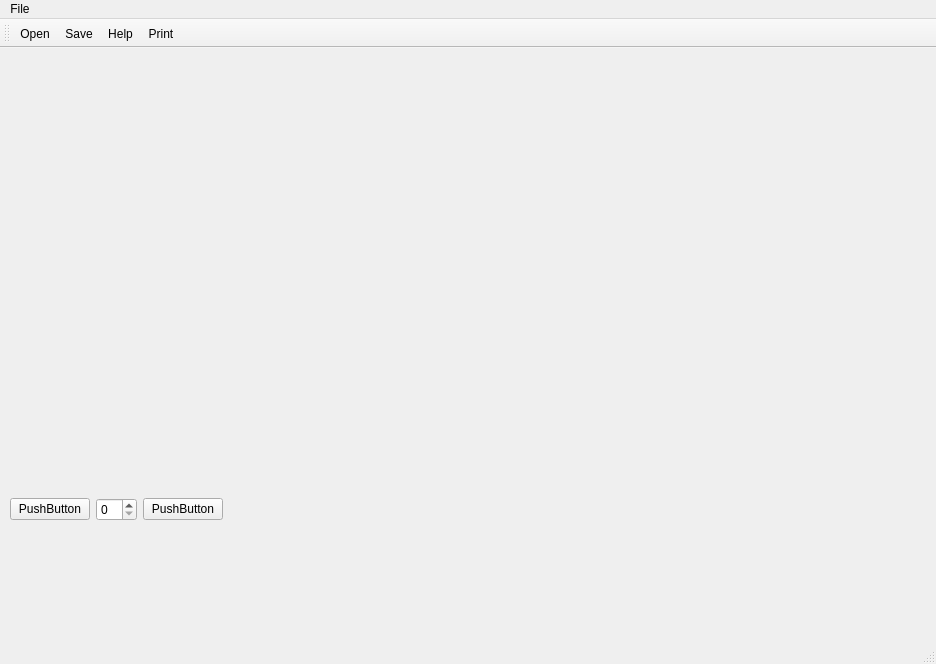
Qt form src/gui/mainwindow.ui (rdimaio/13CAD) before a commit.
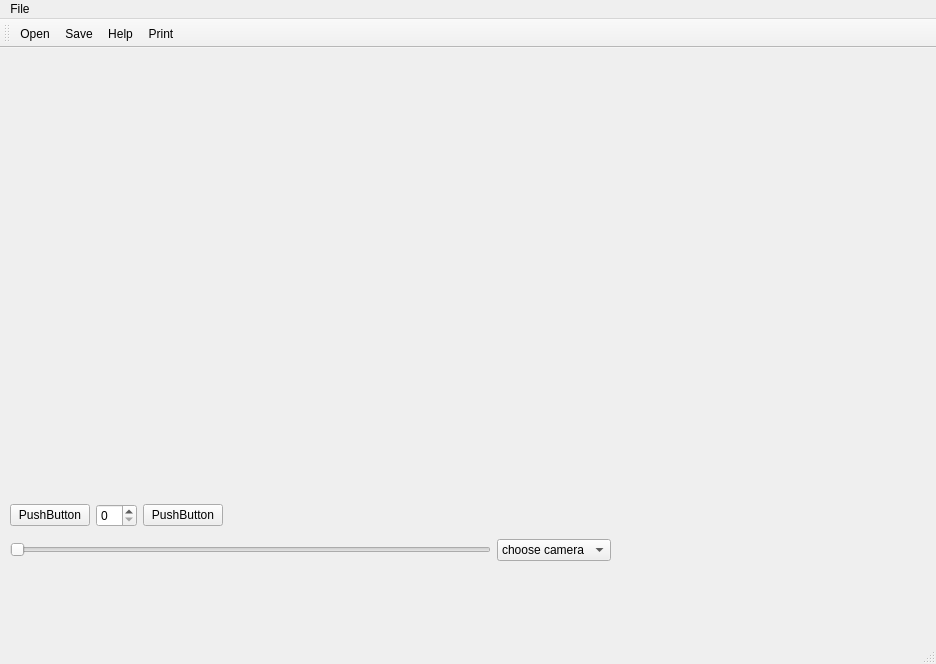
The same form after that commit. Icons and pictures are not drawn. Custom widgets are drawn as their Qt base class.

Commit message: light and camera final

The edit to the form file:
```diff
--- a/src/gui/mainwindow.ui
+++ b/src/gui/mainwindow.ui
@@ -20,7 +20,7 @@
       <x>10</x>
       <y>40</y>
       <width>602</width>
-      <height>433</height>
+      <height>439</height>
      </rect>
     </property>
     <layout class="QVBoxLayout" name="verticalLayout">
@@ -70,6 +70,67 @@
      </item>
     </layout>
    </widget>
+   <widget class="QWidget" name="">
+    <property name="geometry">
+     <rect>
+      <x>10</x>
+      <y>490</y>
+      <width>601</width>
+      <height>24</height>
+     </rect>
+    </property>
+    <layout class="QHBoxLayout" name="horizontalLayout_2">
+     <item>
+      <widget class="QSlider" name="horizontalSlider">
+       <property name="maximum">
+        <number>100</number>
+       </property>
+       <property name="orientation">
+        <enum>Qt::Horizontal</enum>
+       </property>
+      </widget>
+     </item>
+     <item>
+      <widget class="QComboBox" name="comboBox">
+       <item>
+        <property name="text">
+         <string>choose camera</string>
+        </property>
+       </item>
+       <item>
+        <property name="text">
+         <string>+X-Axis</string>
+        </property>
+       </item>
+       <item>
+        <property name="text">
+         <string>-X-Axis</string>
+        </property>
+       </item>
+       <item>
+        <property name="text">
+         <string>+Y-Axis</string>
+        </property>
+       </item>
+       <item>
+        <property name="text">
+         <string>-Y-Axis</string>
+        </property>
+       </item>
+       <item>
+        <property name="text">
+         <string>+Z-Axis</string>
+        </property>
+       </item>
+       <item>
+        <property name="text">
+         <string>-Z-Axis</string>
+        </property>
+       </item>
+      </widget>
+     </item>
+    </layout>
+   </widget>
   </widget>
   <widget class="QMenuBar" name="menubar">
    <property name="geometry">
```
Left out of the diff: 10 changed lines with no effect on the pictures. The commit also changes 1 other file.
